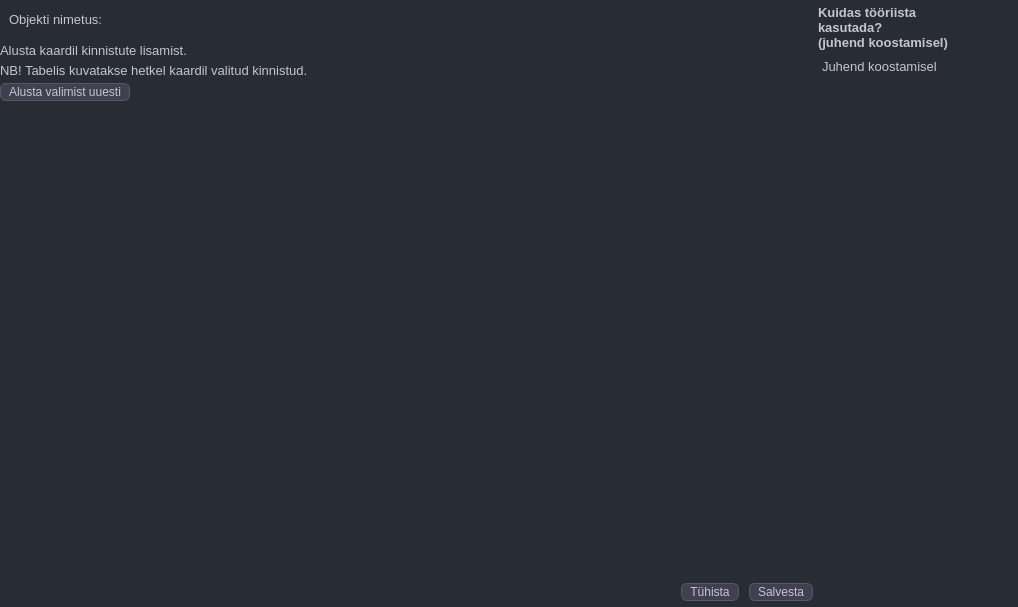
The window that mailabl-qgis/widgets/Properties_connector_new.ui (TuloliKalver/mailabl-qgis) describes before a commit, drawn with Qt 5.
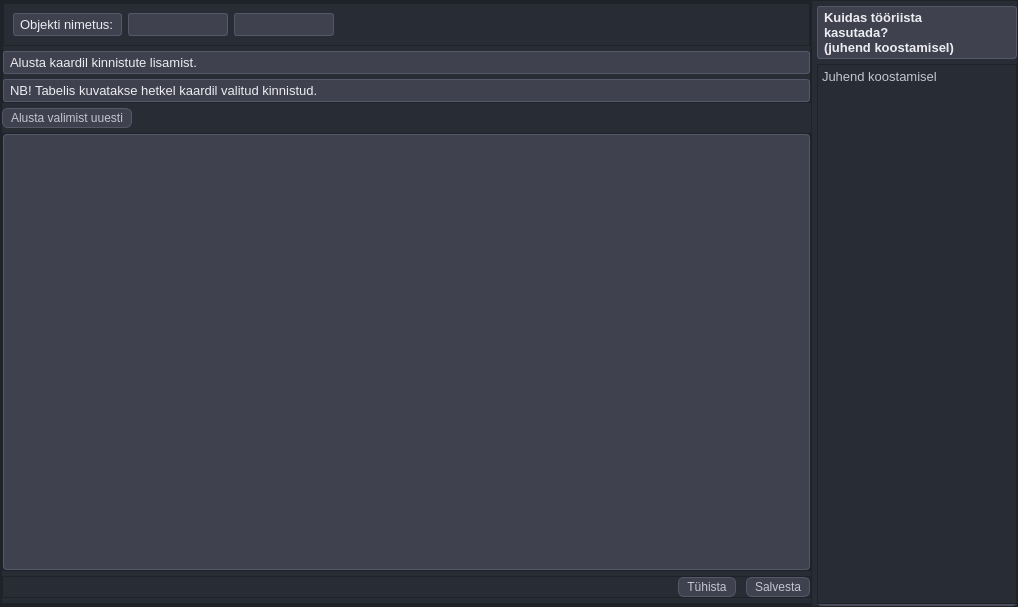
The same window after the commit. Icons and pictures are not drawn.

Commit message: Redesigned Connector UI

The edit to the form file:
```diff
--- a/mailabl-qgis/widgets/Properties_connector_new.ui
+++ b/mailabl-qgis/widgets/Properties_connector_new.ui
@@ -14,44 +14,102 @@
    <string>Dialog</string>
   </property>
   <property name="styleSheet">
-   <string notr="true">*{
-	border: transparent;
-	background-color: transparent;
-    background: transparent;
-	padding: 0;
-	margin: 0;
-	color: #c5c5d2;
+   <string notr="true">
+#lblDialer{
+	background-color: None;
+	backround: None;
+	border: None
 }
 
-/*konteinerite peamised omadused*/
 
-QDialog{
+
+
+#leInfo,#leSelectedProperties {
+    border: None;
     background-color: #272c35;
+    color: #c5c5d2;
+    padding-left: 10px; /* Adjust the left padding as needed */
+    padding-right: 0px; /* Adjust the right padding as needed */
+    padding-top: 0px; /* Adjust the top padding as needed */
+    padding-bottom: 0px; /* Adjust the bottom padding as needed */
 }
 
-#swWorkSpace{
-    background-color: #202123;
+
+#fHeader, #fHelpMenu, 
+#fSettingsFolders, #fSettingsFolderStucture,
+#fSettingsMain 
+{
+   border: 2px solid #4d4d5b;    /*Same border style as QLineEdit */
+    border-radius: 5px;
+	border-top: none;
+    border-left: none;
+    border-right: none;
 }
-#Sevituudid{
-    background-color: #343b47;
+
+
+QWidget{
+    background-color: #272c35;
+	color:#c5c5d2
 }
 
-#leftMenuContainer{
-    background-color: #202123 ;
+
+/*esialgu jaotamata omadused*/
+QComboBox{
+
+	background-color:#40414f;
+	color:#ececf1;
+	border: 1px solid #565869;
+	border-radius: 3px;
+	padding-left: 5px
 }
 
-#rightMenuContainer{
-    background-color: #272c35;
+/*Style the dropdown area*/
+QComboBox::drop-down{
+	background-color: qconicalgradient(cx:0.5, cy:0.5, angle:135, stop:0.704545 rgba(64, 65, 79), stop:1 rgba(217, 217, 227));
+	border: 1px solid #565869;
+	border-radius: 8px;
+	height:16px;
+	width: 16px;
+	subcontrol-origin: padding;
+    subcontrol-position: left
 }
 
+QComboBox::on{
 
-/*nuppu peamised omadused*/
-/*Üldomadused*/
+  	border: 0.5px solid #acacbe;
+}
+
+
+QComboBox:disabled {
+    background-color: #303040; /* Adjusted disabled background color */
+    border: 1px solid #707070; /* Adjust border color for disabled state */
+    color: #8a95a5; /* Adjust text color for disabled state */
+}
+
+
+QCheckBox:disabled {
+    color: #8a95a5; /* Adjust text color for disabled state */
+}
+
+
+
+
+
+QAbstractItemView {
+	background-color:#40414f;
+	color:#ececf1;
+	border: 1px solid #565869;
+	border-radius: 4px;
+	padding-left: 5px
+}
+
+
 QPushButton{
-	padding: 1px 8px;
-    border-radius: 6px;
+	padding: 2px 8px;
+	text-align: center;
+	border-radius: 6px;
 	background-color:#40414f;
-	border: 0.5px solid #565869;
+	border: 1px solid #565869;
 }
 
 
@@ -65,6 +123,54 @@
 	padding: 2px 8px;
     border-radius: 6px;
 }
+
+QPushButton:disabled {
+    background-color: #303040; /* Adjusted disabled background color */
+    border: 1px solid #707070; /* Adjust border color for disabled state */
+    color: #8a95a5; /* Adjust text color for disabled state */
+}
+
+QLabel {
+    background-color: #40414f;
+    color: #ececf1;
+    border: 1px solid #565869;
+    border-radius: 3px;
+    padding: 3px;
+}
+
+#label_12,
+#label_11
+ {
+    background-color: #40414f;
+    color: #ececf1;
+    border: 1px solid #565869;
+
+}
+
+QLineEdit {
+    background-color: #35363f;  /* Lighter background color */
+    color: #ececf1;
+    /*border: 1px solid #4d4d5b;  Thinner border with a different color */
+    border-radius: 5px;
+    padding: 4px;
+}
+
+QLineEdit:hover {
+    background-color: #3d3e47;  /* Slightly darker background color on hover */
+}
+
+/* Remove top and side borders */
+QLineEdit {
+    border-top: none;
+    border-left: none;
+    border-right: none;
+}
+
+QLineEdit:disabled {
+    color: #8a95a5; /* Adjust text color for disabled state */
+}
+
+
 </string>
   </property>
   <layout class="QVBoxLayout" name="verticalLayout">
```
Left out of the diff: 8 changed lines with no effect on the pictures. The commit also changes 2 other files.
